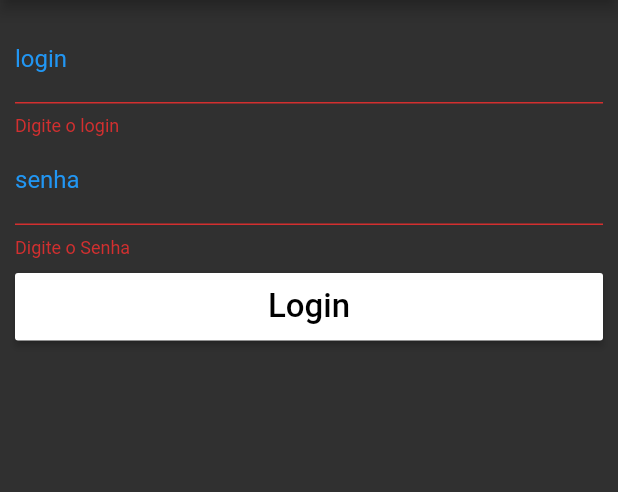
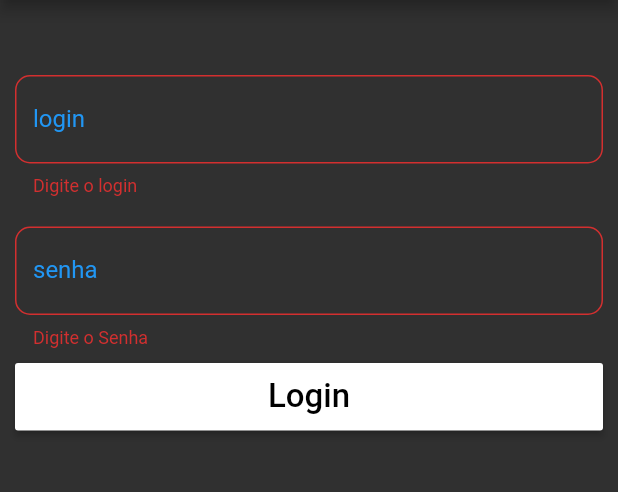
Before and after one commit to DevGomes78/Flutter-aula1, a Flutter app: the screen it shows after launch, after a tap on "Login", on a phone screen of 412 x 824 dp, the part 84-576 px from its top. Run offline on Flutter 3.47's test engine with Material 2 defaults, Android fonts, the phone set to English and light mode, and no system bars.

Commit message:
atualizado api login

```diff
--- /dev/null
+++ b/lib/Pages/home_page.dart
@@ -0,0 +1,24 @@
+import 'package:flutter/material.dart';
+
+class HomePage extends StatelessWidget {
+  const HomePage({Key? key}) : super(key: key);
+
+  @override
+  Widget build(BuildContext context) {
+    return Scaffold(
+      appBar: AppBar(
+        title: Text('Carros'),
+      ),
+      body: _body(),
+    );
+  }
+
+  _body() {
+    return Center(
+      child: Text(
+        'amilson',
+        style: TextStyle(fontSize: 25),
+      ),
+    );
+  }
+}
--- /dev/null
+++ b/lib/Widgets/app_Button.dart
@@ -0,0 +1,26 @@
+import 'package:flutter/material.dart';
+
+class AppButton extends StatelessWidget {
+  String text;
+  Function() onPressed;
+
+  AppButton(this.text, this.onPressed);
+
+  @override
+  Widget build(BuildContext context) {
+    return Container(
+      height: 45,
+      child: RaisedButton(
+        color: Colors.white,
+        child: Text(
+          text,
+          style: TextStyle(
+            fontSize: 22,
+            color: Colors.black,
+          ),
+        ),
+        onPressed: onPressed,
+      ),
+    );
+  }
+}
--- /dev/null
+++ b/lib/Widgets/app_text.dart
@@ -0,0 +1,53 @@
+import 'package:flutter/material.dart';
+
+class AppText extends StatelessWidget {
+  String? label;
+  String? hint;
+  bool senha;
+  TextEditingController? controller;
+  FormFieldValidator<String>? validator;
+  TextInputType? keyboardType;
+  TextInputAction? textInputAction;
+  FocusNode? focusNode;
+  FocusNode? nextFocus;
+
+  AppText(
+    this.label, String s,
+  {this.hint,
+    this.senha= false,
+    this.controller,
+    this.validator,
+    this.keyboardType,
+    this.textInputAction,
+    this.focusNode,
+    this.nextFocus,}
+  );
+
+  @override
+  Widget build(BuildContext context) {
+    return TextFormField(
+      controller: controller,
+      obscureText: senha,
+      validator: validator,
+      keyboardType: keyboardType,
+      keyboardAppearance: Brightness.dark,
+      textInputAction: textInputAction,
+      focusNode: focusNode,
+      onFieldSubmitted: (String text) {
+        if (nextFocus != null) {
+          FocusScope.of(context).requestFocus(nextFocus);
+        }
+      },
+      decoration: InputDecoration(
+        border: OutlineInputBorder(
+          borderRadius: BorderRadius.circular(10),
+        ),
+        labelText: label,
+        labelStyle: TextStyle(
+          color: Colors.blue,
+        ),
+        hintText: hint,
+      ),
+    );
+  }
+}
--- /dev/null
+++ b/lib/api/login_api.dart
@@ -0,0 +1,25 @@
+import 'dart:convert';
+
+import 'package:http/http.dart' as http;
+
+class LoginApi{
+  static Future<bool> login(String login,String senha) async{
+    var url = Uri.parse('http://carros-springboot.herokuapp.com/api/v2/login');
+    Map<String,String>headers ={
+      'content-type': 'application/json'
+    };
+
+   Map params={
+     'username': login,
+     'password': senha,
+   };
+String s = json.encode(params);
+
+
+    var response = await http.post(url,body: s,headers: headers );
+    print('Response status : ${response.statusCode}');
+    print('Response body : ${response.body}');
+
+    return true;
+  }
+}
--- a/lib/login_page.dart
+++ b/lib/login_page.dart
@@ -1,10 +1,29 @@
+import 'package:aula1/Pages/home_page.dart';
+import 'package:aula1/Widgets/app_Button.dart';
+import 'package:aula1/Widgets/app_text.dart';
 import 'package:flutter/material.dart';
+import 'package:flutter/services.dart';
 
-class LoginPage extends StatelessWidget {
+import 'api/login_api.dart';
+
+class LoginPage extends StatefulWidget {
+  @override
+  State<LoginPage> createState() => _LoginPageState();
+}
+
+class _LoginPageState extends State<LoginPage> {
   final _formKey = GlobalKey<FormState>();
 
   final _Tlogin = TextEditingController();
+
   final _Tsenha = TextEditingController();
+
+  final _focusSenha = FocusNode();
+
+  @override
+  void initState() {
+    super.initState();
+  }
 
   @override
   Widget build(BuildContext context) {
@@ -21,90 +40,81 @@ class LoginPage extends StatelessWidget {
     return Form(
       key: _formKey,
       child: Container(
-        padding: const EdgeInsets.all(10.0),
+        padding: const EdgeInsets.symmetric(
+          horizontal: 10,
+          vertical: 50,
+        ),
         child: ListView(
           children: <Widget>[
-            _text(
+            AppText(
               'login',
               'Digite o Login',
               controller: _Tlogin,
               validator: _validateLogin,
+              keyboardType: TextInputType.emailAddress,
+              textInputAction: TextInputAction.next,
+              nextFocus: _focusSenha,
             ),
-            _text('senha', 'Digite a senha',
-                senha: true, controller: _Tsenha,
+            SizedBox(
+              height: 20,
+            ),
+            AppText(
+              'senha',
+              'Digite a senha',
+              senha: true,
+              controller: _Tsenha,
               validator: _validateSenha,
+              keyboardType: TextInputType.number,
+              focusNode: _focusSenha,
             ),
             SizedBox(height: 10),
-            _button('Login', _onClickLogin),
+            AppButton(
+              'Login',
+              _onClickLogin,
+            ),
           ],
         ),
       ),
     );
   }
 
-  _text(
-    String label,
-    String hint, {
-    bool senha = false,
-    required TextEditingController controller,
-    FormFieldValidator<String>? validator,
-  }) {
-    return TextFormField(
-      controller: controller,
-      obscureText: senha,
-      validator: validator,
-      decoration: InputDecoration(
-        labelText: label,
-        labelStyle: TextStyle(
-          color: Colors.blue,
-        ),
-        hintText: hint,
-      ),
-    );
-  }
-
-  _button(String text, Function() onPressed) {
-    return Container(
-      height: 45,
-      child: RaisedButton(
-        color: Colors.white,
-        child: Text(
-          'Login',
-          style: TextStyle(
-            fontSize: 22,
-            color: Colors.black,
-          ),
-        ),
-        onPressed: onPressed,
-      ),
-    );
-  }
-
-  void _onClickLogin() {
+  Future<void> _onClickLogin() async {
     if (!_formKey.currentState!.validate()) {
       return;
     }
     String login = _Tlogin.text;
     String senha = _Tsenha.text;
     print('Login: $login,Senha:,$senha');
+
+    bool ok = await LoginApi.login(login,senha);
+    if(ok){
+      Navigator.push(context,
+          MaterialPageRoute(builder: (context)=>HomePage()));
+    }
   }
 
-  String? _validateLogin (String? text) {
+  String? _validateLogin(String? text) {
     if (text!.isEmpty) {
       return ('Digite o login');
     }
-      if(text.trim().length < 5){
+    if (text.trim().length < 5) {
       return 'Mínimo de 5 Caracteres';
     }
     return null;
   }
-  String? _validateSenha (String? text) {
+
+  String? _validateSenha(String? text) {
     if (text!.isEmpty) {
       return ('Digite o Senha');
     }
-    if(text.trim().length < 5){
+    if (text.trim().length < 3) {
       return 'Mínimo de 5 Caracteres';
     }
     return null;
   }
+
+  @override
+  void dispose() {
+    super.dispose();
   }
+}
```
Lines whose indentation alone changed are shown as unchanged.
